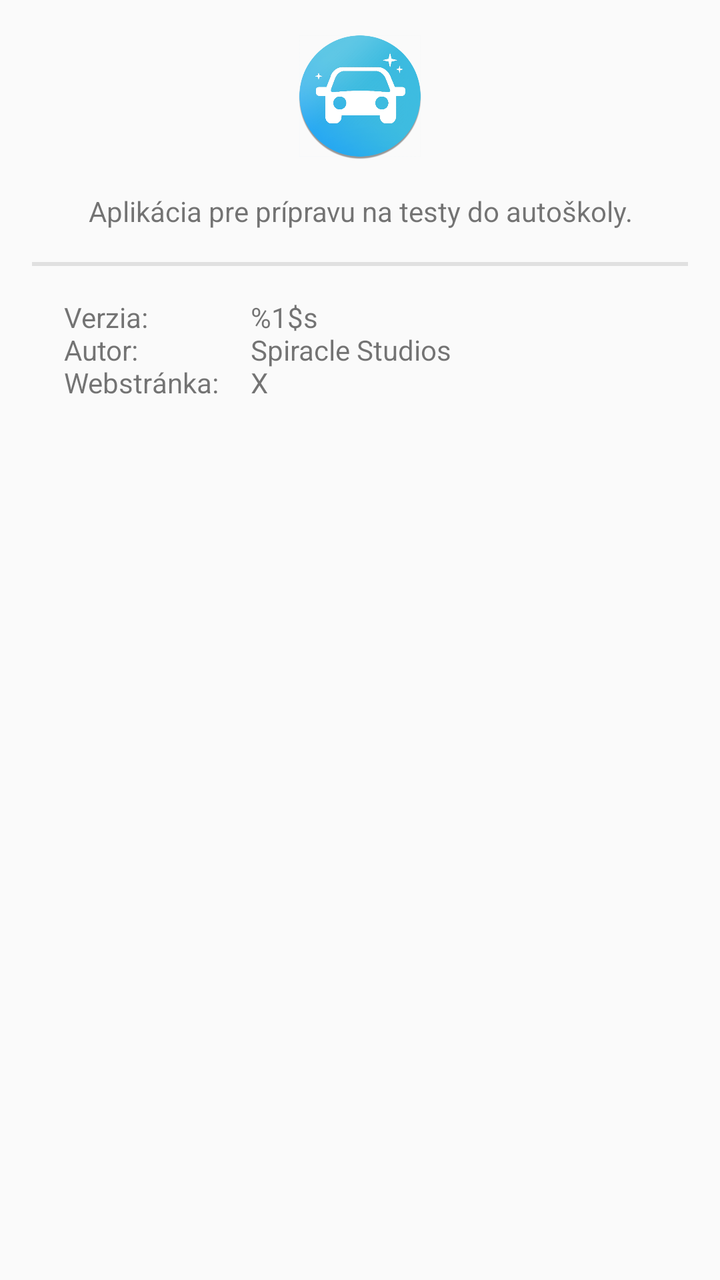
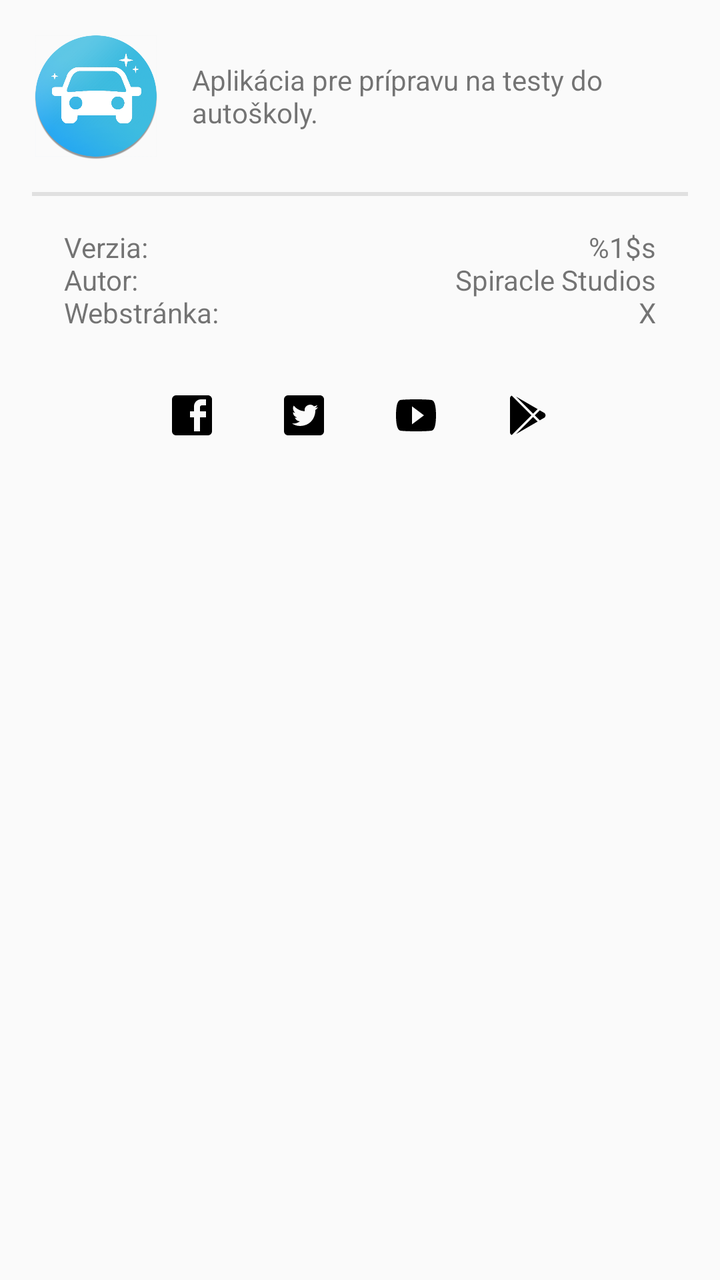

Compare the two renders of this Android layout. The source of the first and the diff that turns it into the second are given below.
<!-- AndroidManifest.xml: application theme MyTheme.Light -->
<!-- res/layout/dialog_about.xml -->
<?xml version="1.0" encoding="utf-8"?>
<LinearLayout xmlns:android="http://schemas.android.com/apk/res/android"
              xmlns:tools="http://schemas.android.com/tools"
              android:layout_width="match_parent"
              android:layout_height="match_parent"
              android:orientation="vertical"
              android:padding="16dp"
              tools:context=".MainActivity">

    <ImageView
        android:id="@+id/app_icon"
        android:layout_width="64dp"
        android:layout_height="64dp"
        android:layout_gravity="center_horizontal|top"
        android:layout_marginBottom="16dp"
        android:contentDescription="@null"
        android:longClickable="true"
        android:src="@drawable/app_icon"/>

    <TextView
        android:id="@+id/content"
        android:layout_width="fill_parent"
        android:layout_height="wrap_content"
        android:layout_gravity="top"
        android:layout_marginBottom="16dp"
        android:gravity="center"
        android:text="@string/dialog_about_content"/>

    
    <View
        android:layout_width="match_parent"
        android:layout_height="2dp"
        android:layout_marginBottom="16dp"
        android:background="@color/grey_300"/>

    <RelativeLayout
        android:layout_width="fill_parent"
        android:layout_height="wrap_content">

        <TextView
            android:id="@+id/info_titles"
            android:layout_width="wrap_content"
            android:layout_height="wrap_content"
            android:layout_gravity="start|top"
            android:layout_marginLeft="16dp"
            android:layout_marginStart="16dp"
            android:text="@string/dialog_about_info_titles"/>

        <TextView
            android:id="@+id/info_values"
            android:layout_width="wrap_content"
            android:layout_height="wrap_content"
            android:layout_marginLeft="16dp"
            android:layout_marginStart="16dp"
            android:layout_toEndOf="@id/info_titles"
            android:layout_toRightOf="@id/info_titles"
            android:text="@string/dialog_about_info_values"/>
    </RelativeLayout>

</LinearLayout>
<!-- resources referenced by this layout -->
<resources>
  <color name="grey_300" type="color">#E0E0E0</color>
  <string name="dialog_about_content">Aplikácia pre prípravu na testy do autoškoly.</string>
  <string name="dialog_about_info_titles">Verzia:\nAutor:\nWebstránka:</string>
  <string name="dialog_about_info_values">%1$s\nSpiracle Studios\nX</string>
  <color name="colorPrimary" type="color">#4285F4</color>
  <color name="colorPrimaryDark" type="color">#3367D6</color>
  <color name="colorSecondary" type="color">@color/deep_teal_300</color>
  <color name="colorSecondaryDark" type="color">@color/deep_teal_500</color>
  <color name="colorTextTitle" type="color">#FFEE58</color>
  <color name="colorFlatButtons" type="color">@color/pink_A200</color>
  <color name="colorFloatingActionButton" type="color">@color/amber_A700</color>
  <color name="colorTabIndicator" type="color">@color/amber_A700</color>
  <color name="colorCardBackground" type="color">#FFF</color>
  <color name="colorNavigationDrawerBackground" type="color">#FAFAFA</color>
  <color name="deep_teal_300" type="color">#4DB6AC</color>
  <color name="deep_teal_500" type="color">#009688</color>
  <color name="pink_A200" type="color">#FF4081</color>
  <color name="amber_A700" type="color">#FFAB00</color>
  <!-- unchanged entries left out for length: 2 -->
</resources>

<!-- the commit's change to res/layout/dialog_about.xml (unified diff, before → after) -->
@@ -1,60 +1,113 @@
 <?xml version="1.0" encoding="utf-8"?>
-<LinearLayout xmlns:android="http://schemas.android.com/apk/res/android"
-              xmlns:tools="http://schemas.android.com/tools"
-              android:layout_width="match_parent"
-              android:layout_height="match_parent"
-              android:orientation="vertical"
-              android:padding="16dp"
-              tools:context=".MainActivity">
+<RelativeLayout xmlns:android="http://schemas.android.com/apk/res/android"
+                xmlns:tools="http://schemas.android.com/tools"
+                android:layout_width="match_parent"
+                android:layout_height="match_parent"
+                android:orientation="vertical"
+                android:padding="16dp"
+                tools:context=".MainActivity">
 
-    <ImageView
-        android:id="@+id/app_icon"
-        android:layout_width="64dp"
-        android:layout_height="64dp"
-        android:layout_gravity="center_horizontal|top"
-        android:layout_marginBottom="16dp"
-        android:contentDescription="@null"
-        android:longClickable="true"
-        android:src="@drawable/app_icon"/>
+    <LinearLayout
+        android:id="@+id/wrapper"
+        android:layout_width="match_parent"
+        android:layout_height="wrap_content">
 
-    <TextView
-        android:id="@+id/content"
-        android:layout_width="fill_parent"
-        android:layout_height="wrap_content"
-        android:layout_gravity="top"
-        android:layout_marginBottom="16dp"
-        android:gravity="center"
-        android:text="@string/dialog_about_content"/>
+        <ImageView
+            android:id="@+id/app_icon"
+            android:layout_width="64dp"
+            android:layout_height="64dp"
+            android:layout_gravity="center"
+            android:contentDescription="@null"
+            android:longClickable="true"
+            android:src="@drawable/app_icon"/>
+
+        <TextView
+            android:id="@+id/content"
+            android:layout_width="match_parent"
+            android:layout_height="match_parent"
+            android:layout_gravity="center"
+            android:layout_marginLeft="16dp"
+            android:layout_marginStart="16dp"
+            android:gravity="center_vertical"
+            android:text="@string/dialog_about_content"/>
+
+    </LinearLayout>
 
     
     <View
+        android:id="@+id/separator"
         android:layout_width="match_parent"
         android:layout_height="2dp"
+        android:layout_below="@id/wrapper"
         android:layout_marginBottom="16dp"
+        android:layout_marginTop="16dp"
         android:background="@color/grey_300"/>
 
-    <RelativeLayout
-        android:layout_width="fill_parent"
-        android:layout_height="wrap_content">
+    <TextView
+        android:id="@+id/info_titles"
+        android:layout_width="wrap_content"
+        android:layout_height="wrap_content"
+        android:layout_below="@id/separator"
+        android:layout_gravity="start|top"
+        android:layout_marginLeft="16dp"
+        android:layout_marginStart="16dp"
+        android:text="@string/dialog_about_info_titles"/>
 
-        <TextView
-            android:id="@+id/info_titles"
-            android:layout_width="wrap_content"
-            android:layout_height="wrap_content"
-            android:layout_gravity="start|top"
-            android:layout_marginLeft="16dp"
-            android:layout_marginStart="16dp"
-            android:text="@string/dialog_about_info_titles"/>
+    <TextView
+        android:id="@+id/info_values"
+        android:layout_width="wrap_content"
+        android:layout_height="wrap_content"
+        android:layout_alignParentEnd="true"
+        android:layout_alignParentRight="true"
+        android:layout_below="@id/separator"
+        android:layout_marginEnd="16dp"
+        android:layout_marginRight="16dp"
+        android:gravity="end"
+        android:text="@string/dialog_about_info_values"/>
 
-        <TextView
-            android:id="@+id/info_values"
-            android:layout_width="wrap_content"
-            android:layout_height="wrap_content"
-            android:layout_marginLeft="16dp"
-            android:layout_marginStart="16dp"
-            android:layout_toEndOf="@id/info_titles"
-            android:layout_toRightOf="@id/info_titles"
-            android:text="@string/dialog_about_info_values"/>
-    </RelativeLayout>
+    <LinearLayout
+        android:layout_width="match_parent"
+        android:layout_height="wrap_content"
+        android:layout_below="@id/info_titles"
+        android:layout_marginTop="14dp"
+        android:gravity="center">
 
-</LinearLayout>
+        <ImageButton
+            android:id="@+id/facebook"
+            android:layout_width="32dp"
+            android:layout_height="32dp"
+            android:layout_margin="12dp"
+            android:background="?attr/selectableItemBackground"
+            android:contentDescription="@null"
+            android:src="@drawable/facebook_box"/>
+
+        <ImageButton
+            android:id="@+id/twitter"
+            android:layout_width="32dp"
+            android:layout_height="32dp"
+            android:layout_margin="12dp"
+            android:background="?attr/selectableItemBackground"
+            android:contentDescription="@null"
+            android:src="@drawable/twitter_box"/>
+
+        <ImageButton
+            android:id="@+id/youtube"
+            android:layout_width="32dp"
+            android:layout_height="32dp"
+            android:layout_margin="12dp"
+            android:background="?attr/selectableItemBackground"
+            android:contentDescription="@null"
+            android:src="@drawable/youtube_play"/>
+
+        <ImageButton
+            android:id="@+id/google_play"
+            android:layout_width="32dp"
+            android:layout_height="32dp"
+            android:layout_margin="12dp"
+            android:background="?attr/selectableItemBackground"
+            android:contentDescription="@null"
+            android:src="@drawable/google_play"/>
+
+    </LinearLayout>
+
+</RelativeLayout>
<!-- resource entries referenced after the edit -->
@@ -1,6 +1,38 @@
 <!-- resources referenced by this layout -->
 <resources>
   <color name="grey_300" type="color">#E0E0E0</color>
+  <!-- drawable facebook_box (drawable) -->
+  <vector xmlns:android="http://schemas.android.com/apk/res/android"
+      android:height="24dp"
+      android:width="24dp"
+      android:viewportWidth="24"
+      android:viewportHeight="24">
+      <path android:fillColor="#000" android:pathData="M19,4V7H17A1,1 0 0,0 16,8V10H19V13H16V20H13V13H11V10H13V7.5C13,5.56 14.57,4 16.5,4M20,2H4A2,2 0 0,0 2,4V20A2,2 0 0,0 4,22H20A2,2 0 0,0 22,20V4C22,2.89 21.1,2 20,2Z" />
+  </vector>
+  <!-- drawable google_play (drawable) -->
+  <vector xmlns:android="http://schemas.android.com/apk/res/android"
+      android:height="24dp"
+      android:width="24dp"
+      android:viewportWidth="24"
+      android:viewportHeight="24">
+      <path android:fillColor="#000" android:pathData="M3,20.5V3.5C3,2.91 3.34,2.39 3.84,2.15L13.69,12L3.84,21.85C3.34,21.6 3,21.09 3,20.5M16.81,15.12L6.05,21.34L14.54,12.85L16.81,15.12M20.16,10.81C20.5,11.08 20.75,11.5 20.75,12C20.75,12.5 20.53,12.9 20.18,13.18L17.89,14.5L15.39,12L17.89,9.5L20.16,10.81M6.05,2.66L16.81,8.88L14.54,11.15L6.05,2.66Z" />
+  </vector>
+  <!-- drawable twitter_box (drawable) -->
+  <vector xmlns:android="http://schemas.android.com/apk/res/android"
+      android:height="24dp"
+      android:width="24dp"
+      android:viewportWidth="24"
+      android:viewportHeight="24">
+      <path android:fillColor="#000" android:pathData="M17.71,9.33C17.64,13.95 14.69,17.11 10.28,17.31C8.46,17.39 7.15,16.81 6,16.08C7.34,16.29 9,15.76 9.9,15C8.58,14.86 7.81,14.19 7.44,13.12C7.82,13.18 8.22,13.16 8.58,13.09C7.39,12.69 6.54,11.95 6.5,10.41C6.83,10.57 7.18,10.71 7.64,10.74C6.75,10.23 6.1,8.38 6.85,7.16C8.17,8.61 9.76,9.79 12.37,9.95C11.71,7.15 15.42,5.63 16.97,7.5C17.63,7.38 18.16,7.14 18.68,6.86C18.47,7.5 18.06,7.97 17.56,8.33C18.1,8.26 18.59,8.13 19,7.92C18.75,8.45 18.19,8.93 17.71,9.33M20,2H4A2,2 0 0,0 2,4V20A2,2 0 0,0 4,22H20A2,2 0 0,0 22,20V4C22,2.89 21.1,2 20,2Z" />
+  </vector>
+  <!-- drawable youtube_play (drawable) -->
+  <vector xmlns:android="http://schemas.android.com/apk/res/android"
+      android:height="24dp"
+      android:width="24dp"
+      android:viewportWidth="24"
+      android:viewportHeight="24">
+      <path android:fillColor="#000" android:pathData="M10,16.5V7.5L16,12M20,4.4C19.4,4.2 15.7,4 12,4C8.3,4 4.6,4.19 4,4.38C2.44,4.9 2,8.4 2,12C2,15.59 2.44,19.1 4,19.61C4.6,19.81 8.3,20 12,20C15.7,20 19.4,19.81 20,19.61C21.56,19.1 22,15.59 22,12C22,8.4 21.56,4.91 20,4.4Z" />
+  </vector>
   <string name="dialog_about_content">Aplikácia pre prípravu na testy do autoškoly.</string>
   <string name="dialog_about_info_titles">Verzia:\nAutor:\nWebstránka:</string>
   <string name="dialog_about_info_values">%1$s\nSpiracle Studios\nX</string>
